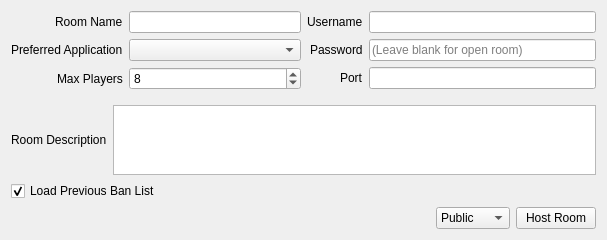
Before: the Qt Designer form src/citra_qt/multiplayer/host_room.ui in azahar-emu/azahar, drawn with Qt 5.
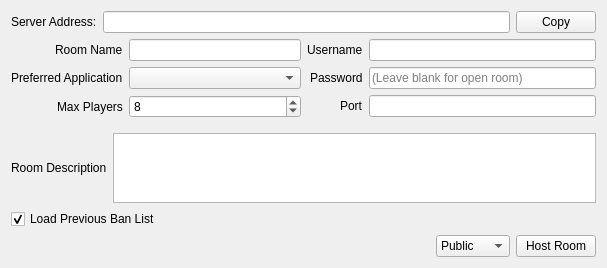
After: the same form once the commit is applied.

Commit message: citra_qt: Allow to set server address on room_create

```diff
--- a/src/citra_qt/multiplayer/host_room.ui
+++ b/src/citra_qt/multiplayer/host_room.ui
@@ -7,13 +7,34 @@
     <x>0</x>
     <y>0</y>
     <width>607</width>
-    <height>211</height>
+    <height>236</height>
    </rect>
   </property>
   <property name="windowTitle">
    <string>Create Room</string>
   </property>
   <layout class="QVBoxLayout" name="verticalLayout_3">
+   <item>
+    <layout class="QHBoxLayout" name="horizontalLayout_2">
+     <item>
+      <widget class="QLabel" name="server_address_label">
+       <property name="text">
+        <string>Server Address:</string>
+       </property>
+      </widget>
+     </item>
+     <item>
+      <widget class="QLineEdit" name="server_address_box"/>
+     </item>
+     <item>
+      <widget class="QPushButton" name="copy_ip_button">
+       <property name="text">
+        <string>Copy</string>
+       </property>
+      </widget>
+     </item>
+    </layout>
+   </item>
    <item>
     <widget class="QWidget" name="settings" native="true">
      <layout class="QHBoxLayout">
@@ -31,38 +52,38 @@
         <property name="labelAlignment">
          <set>Qt::AlignRight|Qt::AlignTrailing|Qt::AlignVCenter</set>
         </property>
-        <item row="0" column="0">
+        <item row="1" column="0">
          <widget class="QLabel" name="label">
           <property name="text">
            <string>Room Name</string>
           </property>
          </widget>
         </item>
-        <item row="0" column="1">
+        <item row="1" column="1">
          <widget class="QLineEdit" name="room_name">
           <property name="maxLength">
            <number>50</number>
           </property>
          </widget>
         </item>
-        <item row="1" column="0">
+        <item row="2" column="0">
          <widget class="QLabel" name="label_3">
           <property name="text">
            <string>Preferred Application</string>
           </property>
          </widget>
         </item>
-        <item row="1" column="1">
+        <item row="2" column="1">
          <widget class="QComboBox" name="game_list"/>
         </item>
-        <item row="2" column="0">
+        <item row="3" column="0">
          <widget class="QLabel" name="label_2">
           <property name="text">
            <string>Max Players</string>
           </property>
          </widget>
         </item>
-        <item row="2" column="1">
+        <item row="3" column="1">
          <widget class="QSpinBox" name="max_player">
           <property name="minimum">
            <number>2</number>
```
Left out of the diff: 34 changed lines with no effect on the pictures. The commit also changes 2 other files.
